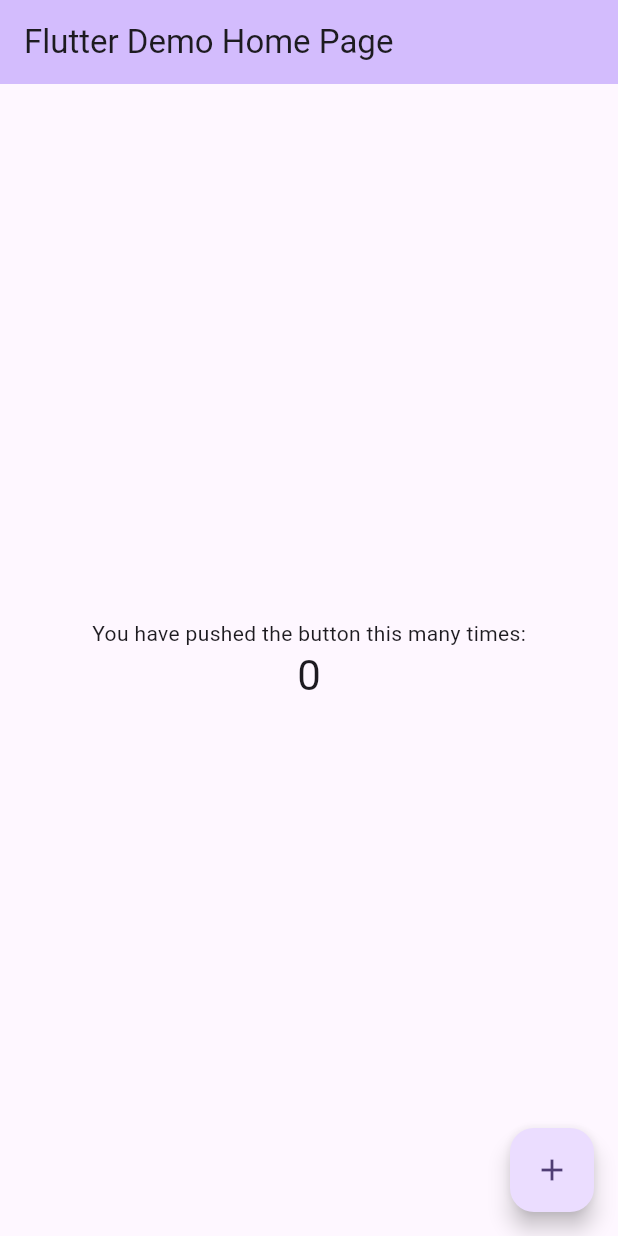
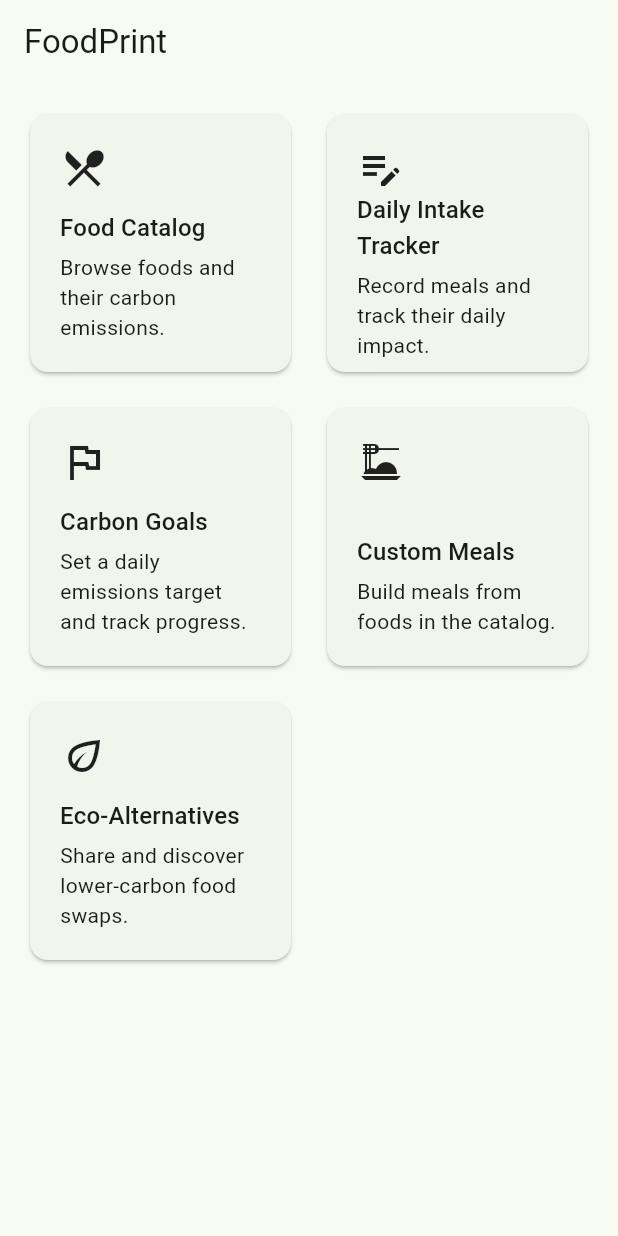
Before and after one commit to PBP-E6/foodprint_flutter, a Flutter app: the screen it shows after launch, on a phone screen of 412 x 824 dp. Run offline on Flutter 3.47's test engine with Material 3 defaults, Android fonts, the phone set to English and light mode, and no system bars.

Commit message:
feat: navigation skeleton

```diff
--- a/lib/main.dart
+++ b/lib/main.dart
@@ -1,122 +1,135 @@
 import 'package:flutter/material.dart';
 
 void main() {
-  runApp(const MyApp());
+  runApp(const FoodPrintApp());
 }
 
-class MyApp extends StatelessWidget {
-  const MyApp({super.key});
+class FoodPrintApp extends StatelessWidget {
+  const FoodPrintApp({super.key});
 
-  // This widget is the root of your application.
   @override
   Widget build(BuildContext context) {
     return MaterialApp(
-      title: 'Flutter Demo',
+      title: 'FoodPrint',
       theme: ThemeData(
-        // This is the theme of your application.
-        //
-        // TRY THIS: Try running your application with "flutter run". You'll see
-        // the application has a purple toolbar. Then, without quitting the app,
-        // try changing the seedColor in the colorScheme below to Colors.green
-        // and then invoke "hot reload" (save your changes or press the "hot
-        // reload" button in a Flutter-supported IDE, or press "r" if you used
-        // the command line to start the app).
-        //
-        // Notice that the counter didn't reset back to zero; the application
-        // state is not lost during the reload. To reset the state, use hot
-        // restart instead.
-        //
-        // This works for code too, not just values: Most code changes can be
-        // tested with just a hot reload.
-        colorScheme: .fromSeed(seedColor: Colors.deepPurple),
+        colorScheme: ColorScheme.fromSeed(seedColor: const Color(0xFF31582B)),
+        useMaterial3: true,
       ),
-      home: const MyHomePage(title: 'Flutter Demo Home Page'),
+      home: const ModuleHomePage(),
     );
   }
 }
 
-class MyHomePage extends StatefulWidget {
-  const MyHomePage({super.key, required this.title});
+class FoodPrintModule {
+  const FoodPrintModule(this.name, this.description, this.icon);
 
-  // This widget is the home page of your application. It is stateful, meaning
-  // that it has a State object (defined below) that contains fields that affect
-  // how it looks.
-
-  // This class is the configuration for the state. It holds the values (in this
-  // case the title) provided by the parent (in this case the App widget) and
-  // used by the build method of the State. Fields in a Widget subclass are
-  // always marked "final".
-
-  final String title;
-
-  @override
-  State<MyHomePage> createState() => _MyHomePageState();
+  final String name;
+  final String description;
+  final IconData icon;
 }
 
-class _MyHomePageState extends State<MyHomePage> {
-  int _counter = 0;
+const modules = [
+  FoodPrintModule(
+    'Food Catalog',
+    'Browse foods and their carbon emissions.',
+    Icons.restaurant_menu,
+  ),
 
-  void _incrementCounter() {
-    setState(() {
-      // This call to setState tells the Flutter framework that something has
-      // changed in this State, which causes it to rerun the build method below
-      // so that the display can reflect the updated values. If we changed
-      // _counter without calling setState(), then the build method would not be
-      // called again, and so nothing would appear to happen.
-      _counter++;
-    });
-  }
+  FoodPrintModule(
+    'Daily Intake Tracker',
+    'Record meals and track their daily impact.',
+    Icons.edit_note,
+  ),
+
+  FoodPrintModule(
+    'Carbon Goals',
+    'Set a daily emissions target and track progress.',
+    Icons.flag_outlined,
+  ),
+
+  FoodPrintModule(
+    'Custom Meals',
+    'Build meals from foods in the catalog.',
+    Icons.dinner_dining,
+  ),
+
+  FoodPrintModule(
+    'Eco-Alternatives',
+    'Share and discover lower-carbon food swaps.',
+    Icons.eco_outlined,
+  ),
+];
+
+class ModuleHomePage extends StatelessWidget {
+  const ModuleHomePage({super.key});
 
   @override
   Widget build(BuildContext context) {
-    // This method is rerun every time setState is called, for instance as done
-    // by the _incrementCounter method above.
-    //
-    // The Flutter framework has been optimized to make rerunning build methods
-    // fast, so that you can just rebuild anything that needs updating rather
-    // than having to individually change instances of widgets.
     return Scaffold(
-      appBar: AppBar(
-        // TRY THIS: Try changing the color here to a specific color (to
-        // Colors.amber, perhaps?) and trigger a hot reload to see the AppBar
-        // change color while the other colors stay the same.
-        backgroundColor: Theme.of(context).colorScheme.inversePrimary,
-        // Here we take the value from the MyHomePage object that was created by
-        // the App.build method, and use it to set our appbar title.
-        title: Text(widget.title),
+      appBar: AppBar(title: const Text('FoodPrint')),
+      body: GridView.builder(
+        padding: const EdgeInsets.all(16),
+        itemCount: modules.length,
+        gridDelegate: const SliverGridDelegateWithMaxCrossAxisExtent(
+          maxCrossAxisExtent: 320,
+          mainAxisExtent: 180,
+          crossAxisSpacing: 16,
+          mainAxisSpacing: 16,
         ),
-      body: Center(
-        // Center is a layout widget. It takes a single child and positions it
-        // in the middle of the parent.
+        itemBuilder: (context, index) {
+          final module = modules[index];
+          return Card(
+            clipBehavior: Clip.antiAlias,
+            child: InkWell(
+              onTap: () => Navigator.push(
+                context,
+                MaterialPageRoute<void>(
+                  builder: (_) => ModulePage(module: module),
+                ),
+              ),
+              child: Padding(
+                padding: const EdgeInsets.all(20),
                 child: Column(
-          // Column is also a layout widget. It takes a list of children and
-          // arranges them vertically. By default, it sizes itself to fit its
-          // children horizontally, and tries to be as tall as its parent.
-          //
-          // Column has various properties to control how it sizes itself and
-          // how it positions its children. Here we use mainAxisAlignment to
-          // center the children vertically; the main axis here is the vertical
-          // axis because Columns are vertical (the cross axis would be
-          // horizontal).
-          //
-          // TRY THIS: Invoke "debug painting" (choose the "Toggle Debug Paint"
-          // action in the IDE, or press "p" in the console), to see the
-          // wireframe for each widget.
-          mainAxisAlignment: .center,
+                  crossAxisAlignment: CrossAxisAlignment.start,
                   children: [
-            const Text('You have pushed the button this many times:'),
+                    Icon(module.icon, size: 32),
+                    const Spacer(),
                     Text(
-              '$_counter',
-              style: Theme.of(context).textTheme.headlineMedium,
+                      module.name,
+                      style: Theme.of(context).textTheme.titleMedium,
                     ),
+                    const SizedBox(height: 4),
+                    Text(module.description),
                   ],
                 ),
               ),
-      floatingActionButton: FloatingActionButton(
-        onPressed: _incrementCounter,
-        tooltip: 'Increment',
-        child: const Icon(Icons.add),
+            ),
+          );
+        },
       ),
     );
   }
 }
+
+class ModulePage extends StatelessWidget {
+  const ModulePage({super.key, required this.module});
+
+  final FoodPrintModule module;
+
+  @override
+  Widget build(BuildContext context) {
+    return Scaffold(
+      appBar: AppBar(title: Text(module.name)),
+      body: Center(
+        child: Column(
+          mainAxisSize: MainAxisSize.min,
+          children: [
+            Icon(module.icon, size: 48),
+            const SizedBox(height: 12),
+            Text('The ${module.name} module goes here.'),
+          ],
+        ),
+      ),
+    );
+  }
+}
```
Lines whose indentation alone changed are shown as unchanged.
